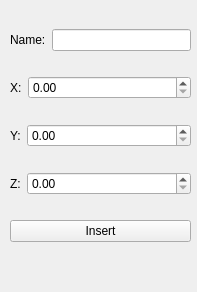
The window that testPluginV2/TestPlugin.ui (AndersEllinge/Bachelor-F17) describes before a commit, drawn with Qt 5.
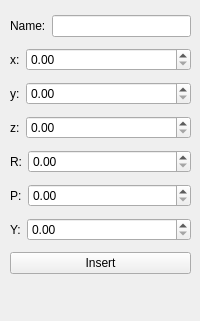
The same window after the commit.

Commit message: Working renaming, error with jog + inserting and collision THIS ERROR FIXED NOW, added test for init transform THIS TEST EXPANDED, this is a well working version, created rotation aswell

What changed in the file:
```diff
--- a/testPluginV2/TestPlugin.ui
+++ b/testPluginV2/TestPlugin.ui
@@ -6,8 +6,8 @@
    <rect>
     <x>0</x>
     <y>0</y>
-    <width>197</width>
-    <height>292</height>
+    <width>200</width>
+    <height>321</height>
    </rect>
   </property>
   <property name="sizePolicy">
@@ -26,7 +26,7 @@
       <x>10</x>
       <y>10</y>
       <width>181</width>
-      <height>251</height>
+      <height>274</height>
      </rect>
     </property>
     <layout class="QVBoxLayout" name="verticalLayout">
@@ -49,7 +49,7 @@
        <item>
         <widget class="QLabel" name="label_2">
          <property name="text">
-          <string>X:</string>
+          <string>x:</string>
          </property>
         </widget>
        </item>
@@ -73,7 +73,7 @@
        <item>
         <widget class="QLabel" name="label_3">
          <property name="text">
-          <string>Y:</string>
+          <string>y:</string>
          </property>
         </widget>
        </item>
@@ -97,7 +97,7 @@
        <item>
         <widget class="QLabel" name="label_4">
          <property name="text">
-          <string>Z:</string>
+          <string>z:</string>
          </property>
         </widget>
        </item>
@@ -116,6 +116,78 @@
        </item>
       </layout>
      </item>
+     <item>
+      <layout class="QHBoxLayout" name="horizontalLayout_7">
+       <item>
+        <widget class="QLabel" name="label_5">
+         <property name="text">
+          <string>R:</string>
+         </property>
+        </widget>
+       </item>
+       <item>
+        <widget class="QDoubleSpinBox" name="inputR">
+         <property name="sizePolicy">
+          <sizepolicy hsizetype="Expanding" vsizetype="Fixed">
+           <horstretch>0</horstretch>
+           <verstretch>0</verstretch>
+          </sizepolicy>
+         </property>
+         <property name="maximum">
+          <double>9999.989999999999782</double>
+         </property>
+        </widget>
+       </item>
+      </layout>
+     </item>
+     <item>
+      <layout class="QHBoxLayout" name="horizontalLayout_8">
+       <item>
+        <widget class="QLabel" name="label_6">
+         <property name="text">
+          <string>P:</string>
+         </property>
+        </widget>
+       </item>
+       <item>
+        <widget class="QDoubleSpinBox" name="inputP">
+         <property name="sizePolicy">
+          <sizepolicy hsizetype="Expanding" vsizetype="Fixed">
+           <horstretch>0</horstretch>
+           <verstretch>0</verstretch>
+          </sizepolicy>
+         </property>
+         <property name="maximum">
+          <double>9999.989999999999782</double>
+         </property>
+        </widget>
+       </item>
+      </layout>
+     </item>
+     <item>
+      <layout class="QHBoxLayout" name="horizontalLayout_9">
+       <item>
+        <widget class="QLabel" name="label_7">
+         <property name="text">
+          <string>Y:</string>
+         </property>
+        </widget>
+       </item>
+       <item>
+        <widget class="QDoubleSpinBox" name="inputRY">
+         <property name="sizePolicy">
+          <sizepolicy hsizetype="Expanding" vsizetype="Fixed">
+           <horstretch>0</horstretch>
+           <verstretch>0</verstretch>
+          </sizepolicy>
+         </property>
+         <property name="maximum">
+          <double>9999.989999999999782</double>
+         </property>
+        </widget>
+       </item>
+      </layout>
+     </item>
      <item>
       <widget class="QPushButton" name="insertBtn">
        <property name="text">
```
Left out of the diff: 2 changed lines with no effect on the pictures. The commit also changes 3 other files.
